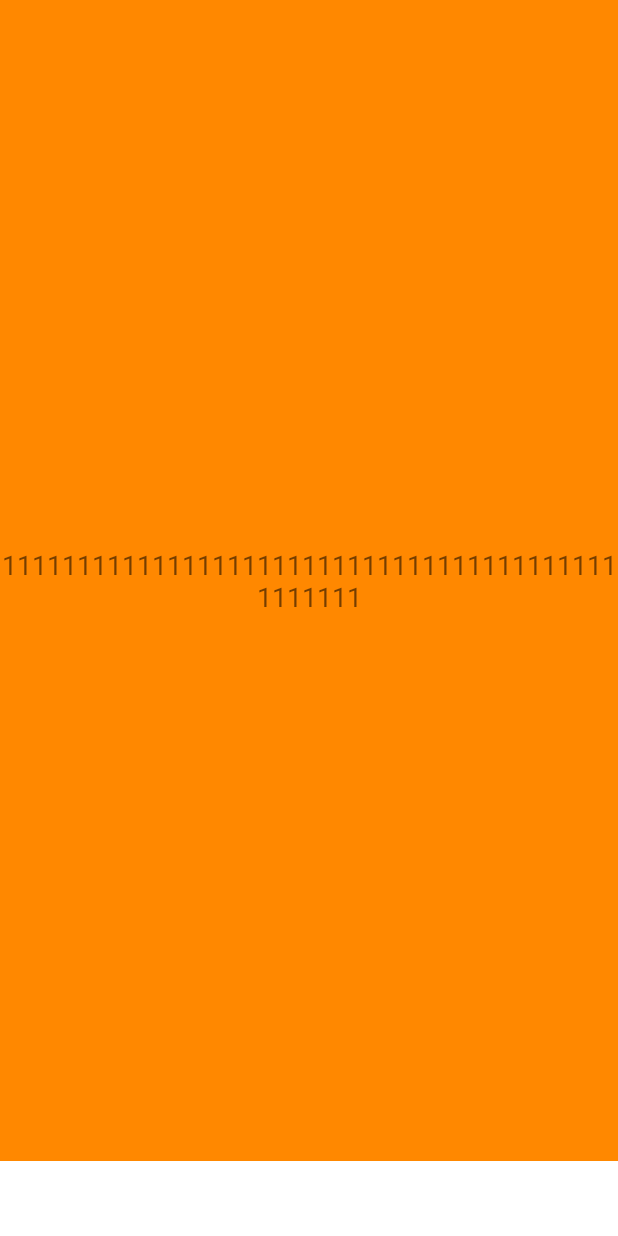
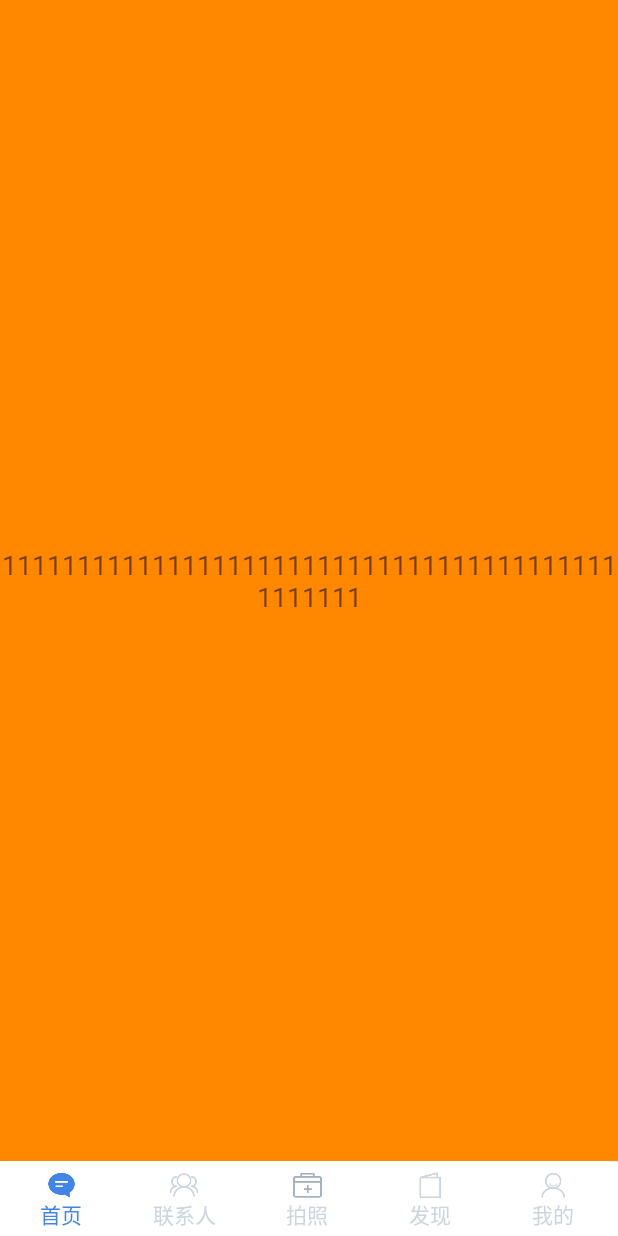
Before and after one commit to onestravel/OneBottomNavigationBar, an Android app: the layout activity_main.xml on its own in the app's theme, with its tools: preview values and no code run, on a phone screen of 412 x 824 dp. Run offline under Robolectric (Android 15) with nearby library versions, the phone set to English and light mode, and no system bars.

Commit message:
实现底部背景圆角，选中突出效果

```diff
--- a/BottomNavigationBar/src/main/java/cn/onestravel/navigation/view/BottomNavigationBar.java
+++ b/BottomNavigationBar/src/main/java/cn/onestravel/navigation/view/BottomNavigationBar.java
@@ -6,13 +6,19 @@ import android.content.res.ColorStateList;
 import android.content.res.TypedArray;
 import android.content.res.XmlResourceParser;
 import android.graphics.Bitmap;
+import android.graphics.BitmapFactory;
 import android.graphics.Canvas;
 import android.graphics.Color;
 import android.graphics.Paint;
+import android.graphics.PixelFormat;
 import android.graphics.PorterDuff;
 import android.graphics.Rect;
+import android.graphics.drawable.BitmapDrawable;
+import android.graphics.drawable.ClipDrawable;
 import android.graphics.drawable.ColorDrawable;
 import android.graphics.drawable.Drawable;
+import android.graphics.drawable.GradientDrawable;
+import android.graphics.drawable.NinePatchDrawable;
 import android.graphics.drawable.StateListDrawable;
 import android.os.Build;
 import android.support.annotation.ColorRes;
@@ -23,6 +29,7 @@ import android.support.v4.graphics.drawable.DrawableCompat;
 import android.text.TextUtils;
 import android.util.AttributeSet;
 import android.util.Log;
+import android.view.Gravity;
 import android.view.MotionEvent;
 import android.view.View;
 import android.view.ViewGroup;
@@ -39,6 +46,8 @@ import java.util.List;
 
 import cn.onestravel.navigation.R;
 import cn.onestravel.navigation.utils.DensityUtils;
+
+import static android.graphics.drawable.ClipDrawable.HORIZONTAL;
 
 /**
  * @author onestravel
@@ -76,11 +85,13 @@ public class BottomNavigationBar extends View {
     //是否开启上浮
     private boolean floatingEnable;
     //上浮距离
+    private int floatingUpInit;
     private int floatingUp;
     //背景资源
     private Drawable background;
     //菜单的布局文件
-    private @MenuRes int menuRes;
+    private @MenuRes
+    int menuRes;
 
     public BottomNavigationBar(Context context) {
         super(context);
@@ -174,7 +185,7 @@ public class BottomNavigationBar extends View {
      * @param resId 文字颜色状态的资源文件
      */
     public void setItemColorStateList(@DrawableRes @ColorRes int resId) {
-        this.itemColorStateList =  ResourcesCompat.getColorStateList(getResources(), resId, null);
+        this.itemColorStateList = ResourcesCompat.getColorStateList(getResources(), resId, null);
         postInvalidate();
     }
 
@@ -251,9 +262,7 @@ public class BottomNavigationBar extends View {
                 itemColorStateList = ResourcesCompat.getColorStateList(getResources(), R.drawable.default_blue_tab_tint, null);
             }
             floatingEnable = ta.getBoolean(R.styleable.StyleBottomLayout_floatingEnable, false);
-            if (floatingEnable) {
-                floatingUp = (int) ta.getDimension(R.styleable.StyleBottomLayout_floatingUp, 0);
-            }
+            floatingUp = floatingUpInit = (int) ta.getDimension(R.styleable.StyleBottomLayout_floatingUp, 0);
             int xmlRes = ta.getResourceId(R.styleable.StyleBottomLayout_menu, 0);
             parseXml(xmlRes);
         }
@@ -269,9 +278,14 @@ public class BottomNavigationBar extends View {
         }
         if (getBackground() != null && getBackground() instanceof ColorDrawable) {
             background = getBackground();
+        } else if (getBackground() instanceof StateListDrawable) {
+            background =  getBackground();
+        } else if (getBackground() instanceof GradientDrawable) {
+            background = getBackground();
         } else {
             background = new ColorDrawable(Color.WHITE);
         }
+//setBackgroundColor(Color.TRANSPARENT);
     }
 
     /**
@@ -385,9 +399,8 @@ public class BottomNavigationBar extends View {
         mItemWidth = (mWidth - getPaddingLeft() - getPaddingRight()) / itemList.size();
         topPadding = getPaddingTop();
         bottomPadding = getPaddingBottom();
-        if (floatingEnable) {
-            mHeight += floatingUp;
-        }
+        mHeight += floatingUpInit;
+        topPadding = getPaddingTop() + floatingUpInit;
         mItemHeight = mHeight > mItemWidth ? mItemWidth : mHeight;
         super.onMeasure(widthMeasureSpec, MeasureSpec.makeMeasureSpec(mHeight, MeasureSpec.getMode(heightMeasureSpec)));
     }
@@ -403,10 +416,17 @@ public class BottomNavigationBar extends View {
         super.onDraw(canvas);
         if (!floatingEnable) {
             floatingUp = 0;
+        } else {
+            floatingUp = floatingUpInit;
         }
+        Bitmap bitmap = drawable2Bitmap(background);
+        canvas.drawBitmap(bitmap,0,floatingUpInit,mPaint);
+        Rect rectInit = new Rect();
+        rectInit.set(0, floatingUpInit, mWidth, mHeight);
         //画背景
-        background.setBounds(0, floatingUp, mWidth, mHeight);
+        background.setBounds(rectInit);
         background.draw(canvas);
+
         //画Floating
         drawFloating(canvas);
         //画出所有导航菜单
@@ -425,6 +445,9 @@ public class BottomNavigationBar extends View {
      * @param canvas
      */
     private void drawFloating(Canvas canvas) {
+        if (!floatingEnable) {
+            return;
+        }
         if (itemList.size() > 0) {
             for (int i = 0; i < itemList.size(); i++) {
                 Item item = itemList.get(i);
@@ -473,11 +496,11 @@ public class BottomNavigationBar extends View {
         int height = mItemHeight - topPadding - bottomPadding;
         int startTop = 0;
         if (!item.floating) {
-            startTop = topPadding + floatingUp;
-            width = width - floatingUp;
-            height = height - floatingUp;
+            startTop = topPadding;
         } else {
-            startTop = topPadding;
+            startTop = topPadding - floatingUp;
+            width = width + floatingUp;
+            height = height + floatingUp;
         }
         if (!TextUtils.isEmpty(item.title)) {
             int color = item.checked ? itemColorStateList.getColorForState(new int[]{android.R.attr.state_checked}, itemColorStateList.getDefaultColor()) : itemColorStateList.getDefaultColor();
@@ -497,8 +520,8 @@ public class BottomNavigationBar extends View {
             to.top = startTop;
             to.right = to.left + width;
             to.bottom = topPadding + height;
-            if (!item.floating) {
-                to.bottom = (int) (topPadding + height + floatingUp);
+            if (item.floating) {
+                to.bottom = (int) (topPadding + height - floatingUp);
             }
             Drawable drawable;
             if (item.checkable) {
@@ -759,4 +782,34 @@ public class BottomNavigationBar extends View {
             return msgCount;
         }
     }
+
+
+    Bitmap drawable2Bitmap(Drawable drawable) {
+        if (drawable instanceof BitmapDrawable) {
+            return ((BitmapDrawable) drawable).getBitmap();
+        } else if (drawable instanceof NinePatchDrawable) {
+            Bitmap bitmap = Bitmap
+                    .createBitmap(
+                            drawable.getIntrinsicWidth(),
+                            drawable.getIntrinsicHeight(),
+                            drawable.getOpacity() != PixelFormat.OPAQUE ? Bitmap.Config.ARGB_8888
+                                    : Bitmap.Config.RGB_565);
+            Canvas canvas = new Canvas(bitmap);
+            drawable.setBounds(0, 0, drawable.getIntrinsicWidth(),
+                    drawable.getIntrinsicHeight());
+            drawable.draw(canvas);
+            return bitmap;
+        } else {
+            Bitmap bitmap;
+            if(drawable.getIntrinsicWidth() <= 0 || drawable.getIntrinsicHeight() <= 0) {
+                bitmap = Bitmap.createBitmap(1, 1, Bitmap.Config.ARGB_8888); // Single color bitmap will be created of 1x1 pixel
+            } else {
+                bitmap = Bitmap.createBitmap(drawable.getIntrinsicWidth(), drawable.getIntrinsicHeight(), Bitmap.Config.ARGB_8888);
+            }
+            Canvas canvas = new Canvas(bitmap);
+            drawable.setBounds(0, 0, canvas.getWidth(), canvas.getHeight());
+            drawable.draw(canvas);
+            return bitmap;
+        }
+    }
 }
--- /dev/null
+++ b/demo/src/main/res/drawable/bg_navigation.xml
@@ -0,0 +1,9 @@
+<?xml version="1.0" encoding="utf-8"?>
+<selector xmlns:android="http://schemas.android.com/apk/res/android">
+<item>
+    <shape>
+        <corners android:topLeftRadius="1dp" android:topRightRadius="1dp"></corners>
+        <solid android:color="@android:color/white"></solid>
+    </shape>
+</item>
+</selector>
--- a/demo/src/main/res/layout/activity_main.xml
+++ b/demo/src/main/res/layout/activity_main.xml
@@ -6,6 +6,7 @@
     android:layout_height="match_parent"
     android:clipChildren="false"
     android:orientation="vertical"
+    android:background="@android:color/holo_orange_dark"
     tools:context="cn.onestravel.navigation.demo.MainActivity">
 
     <TextView
@@ -24,8 +25,11 @@
         android:layout_width="match_parent"
         android:layout_height="50dp"
         android:layout_alignParentBottom="true"
-        android:background="@android:color/white"
+        android:background="@drawable/bg_navigation"
         android:paddingTop="5dp"
+        app:floatingEnable="false"
+        app:floatingUp="20dp"
+        app:menu="@menu/navigation_menu"
         android:paddingBottom="5dp">
 
     </cn.onestravel.navigation.view.BottomNavigationBar>
--- a/demo/src/main/res/menu/navigation_menu.xml
+++ b/demo/src/main/res/menu/navigation_menu.xml
@@ -9,11 +9,11 @@
     <item
         android:id="@+id/tab2"
         android:icon="@drawable/bar_constact"
-
         android:title="联系人"></item>
     <item
         android:id="@+id/tab5"
         android:icon="@drawable/tab_manage_normal"
+        app:floating="true"
         android:title="拍照"></item>
     <item
         android:id="@+id/tab3"
```
Also changed, not shown: demo/src/main/java/cn/onestravel/navigation/demo/MainActivity.java (+9 -1 lines).
